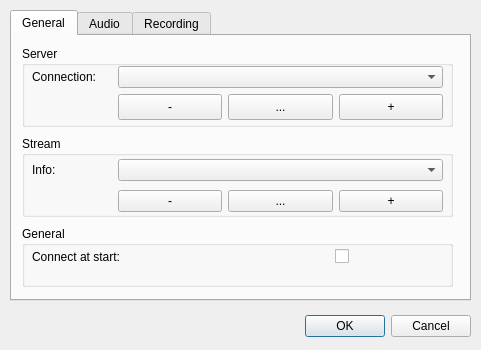
The window that settingsdialog.ui (napcode/appstream) describes before a commit, drawn with Qt 5.
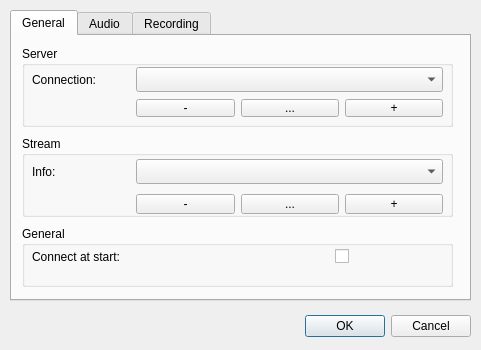
The same window after the commit.

What changed in the file:
```diff
--- a/settingsdialog.ui
+++ b/settingsdialog.ui
@@ -103,11 +103,17 @@
        <item row="1" column="2">
         <widget class="QToolButton" name="editConnection">
          <property name="sizePolicy">
-          <sizepolicy hsizetype="MinimumExpanding" vsizetype="Preferred">
+          <sizepolicy hsizetype="Preferred" vsizetype="Preferred">
            <horstretch>0</horstretch>
            <verstretch>0</verstretch>
           </sizepolicy>
          </property>
+         <property name="maximumSize">
+          <size>
+           <width>16777215</width>
+           <height>18</height>
+          </size>
+         </property>
          <property name="toolTip">
           <string>Edit Selected</string>
          </property>
@@ -119,11 +125,17 @@
        <item row="1" column="1">
         <widget class="QToolButton" name="rmConnection">
          <property name="sizePolicy">
-          <sizepolicy hsizetype="MinimumExpanding" vsizetype="Preferred">
+          <sizepolicy hsizetype="Preferred" vsizetype="Preferred">
            <horstretch>0</horstretch>
            <verstretch>0</verstretch>
           </sizepolicy>
          </property>
+         <property name="maximumSize">
+          <size>
+           <width>16777215</width>
+           <height>18</height>
+          </size>
+         </property>
          <property name="toolTip">
           <string>Remove Selected</string>
          </property>
@@ -135,11 +147,17 @@
        <item row="1" column="3">
         <widget class="QToolButton" name="addConnection">
          <property name="sizePolicy">
-          <sizepolicy hsizetype="MinimumExpanding" vsizetype="Preferred">
+          <sizepolicy hsizetype="Preferred" vsizetype="Preferred">
            <horstretch>0</horstretch>
            <verstretch>0</verstretch>
           </sizepolicy>
          </property>
+         <property name="maximumSize">
+          <size>
+           <width>16777215</width>
+           <height>18</height>
+          </size>
+         </property>
          <property name="toolTip">
           <string>Add New</string>
          </property>
@@ -156,7 +174,26 @@
         </widget>
        </item>
        <item row="0" column="1" colspan="3">
-        <widget class="QComboBox" name="cbConnection"/>
+        <widget class="QComboBox" name="cbConnection">
+         <property name="sizePolicy">
+          <sizepolicy hsizetype="Preferred" vsizetype="Preferred">
+           <horstretch>0</horstretch>
+           <verstretch>0</verstretch>
+          </sizepolicy>
+         </property>
+         <property name="minimumSize">
+          <size>
+           <width>300</width>
+           <height>0</height>
+          </size>
+         </property>
+         <property name="maximumSize">
+          <size>
+           <width>16777215</width>
+           <height>25</height>
+          </size>
+         </property>
+        </widget>
        </item>
       </layout>
      </widget>
@@ -186,21 +223,45 @@
        <item row="0" column="1" colspan="3">
         <widget class="QComboBox" name="cbStreamInfo">
          <property name="sizePolicy">
-          <sizepolicy hsizetype="Preferred" vsizetype="Fixed">
+          <sizepolicy hsizetype="Preferred" vsizetype="Preferred">
            <horstretch>0</horstretch>
            <verstretch>0</verstretch>
           </sizepolicy>
          </property>
+         <property name="minimumSize">
+          <size>
+           <width>300</width>
+           <height>0</height>
+          </size>
+         </property>
+         <property name="maximumSize">
+          <size>
+           <width>16777215</width>
+           <height>25</height>
+          </size>
+         </property>
         </widget>
        </item>
        <item row="1" column="1">
         <widget class="QToolButton" name="rmStreamInfo">
          <property name="sizePolicy">
-          <sizepolicy hsizetype="MinimumExpanding" vsizetype="Preferred">
+          <sizepolicy hsizetype="Preferred" vsizetype="Preferred">
            <horstretch>0</horstretch>
            <verstretch>0</verstretch>
           </sizepolicy>
          </property>
+         <property name="minimumSize">
+          <size>
+           <width>0</width>
+           <height>20</height>
+          </size>
+         </property>
+         <property name="maximumSize">
+          <size>
+           <width>16777215</width>
+           <height>17</height>
+          </size>
+         </property>
          <property name="toolTip">
           <string>Remove Selected</string>
          </property>
@@ -212,11 +273,23 @@
        <item row="1" column="3">
         <widget class="QToolButton" name="addStreamInfo">
          <property name="sizePolicy">
-          <sizepolicy hsizetype="MinimumExpanding" vsizetype="Preferred">
+          <sizepolicy hsizetype="Preferred" vsizetype="Preferred">
            <horstretch>0</horstretch>
            <verstretch>0</verstretch>
           </sizepolicy>
          </property>
+         <property name="minimumSize">
+          <size>
+           <width>0</width>
+           <height>20</height>
+          </size>
+         </property>
+         <property name="maximumSize">
+          <size>
+           <width>16777215</width>
+           <height>17</height>
+          </size>
+         </property>
          <property name="toolTip">
           <string>Add New</string>
          </property>
@@ -235,11 +308,23 @@
        <item row="1" column="2">
         <widget class="QPushButton" name="editStreamInfo">
          <property name="sizePolicy">
-          <sizepolicy hsizetype="MinimumExpanding" vsizetype="Maximum">
+          <sizepolicy hsizetype="Preferred" vsizetype="Maximum">
            <horstretch>0</horstretch>
            <verstretch>0</verstretch>
           </sizepolicy>
          </property>
+         <property name="minimumSize">
+          <size>
+           <width>0</width>
+           <height>20</height>
+          </size>
+         </property>
+         <property name="maximumSize">
+          <size>
+           <width>16777215</width>
+           <height>17</height>
+          </size>
+         </property>
          <property name="toolTip">
           <string>Edit Selected</string>
          </property>
```
Left out of the diff: 144 changed lines with no effect on the pictures.
